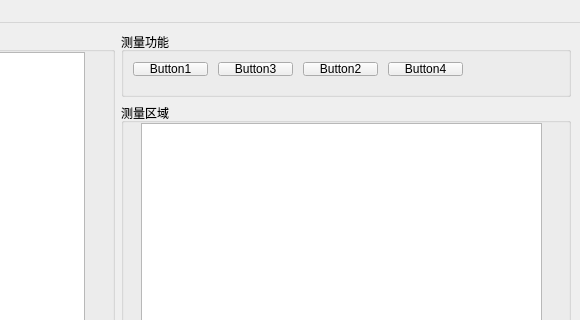
Above: main.ui from Bymas1997/pywindow before the change; both pictures show x 345 to 925 and y 0 to 320 of the 925 by 713 pixel window. Below: the same form after it.
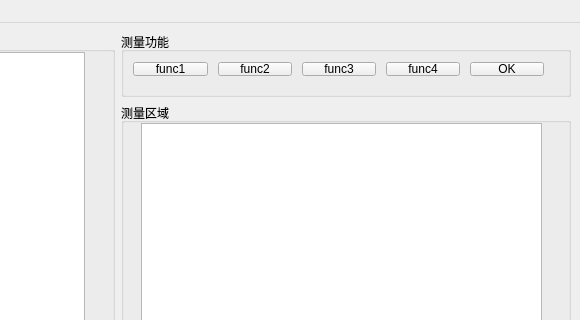
That is the form after the change.

Diff of the .ui file:
```diff
--- a/main.ui
+++ b/main.ui
@@ -87,7 +87,7 @@
             <widget class="QFrame" name="fun_frame">
              <property name="maximumSize">
               <size>
-               <width>339</width>
+               <width>420</width>
                <height>35</height>
               </size>
              </property>
@@ -110,28 +110,35 @@
               <item>
                <widget class="QPushButton" name="func1">
                 <property name="text">
-                 <string>Button1</string>
-                </property>
-               </widget>
-              </item>
-              <item>
-               <widget class="QPushButton" name="func3">
-                <property name="text">
-                 <string>Button3</string>
+                 <string>func1</string>
                 </property>
                </widget>
               </item>
               <item>
                <widget class="QPushButton" name="func2">
                 <property name="text">
-                 <string>Button2</string>
+                 <string>func2</string>
+                </property>
+               </widget>
+              </item>
+              <item>
+               <widget class="QPushButton" name="func3">
+                <property name="text">
+                 <string>func3</string>
                 </property>
                </widget>
               </item>
               <item>
                <widget class="QPushButton" name="func4">
                 <property name="text">
-                 <string>Button4</string>
+                 <string>func4</string>
+                </property>
+               </widget>
+              </item>
+              <item>
+               <widget class="QPushButton" name="pushButton">
+                <property name="text">
+                 <string>OK</string>
                 </property>
                </widget>
               </item>
```
Left out of the diff: 11 changed lines with no effect on the pictures.
